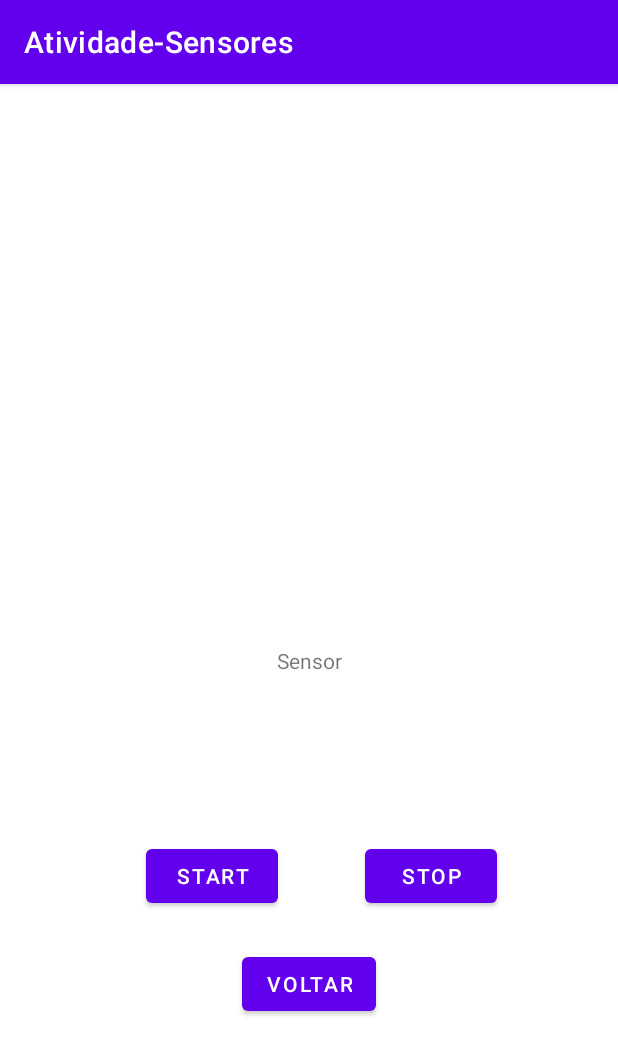
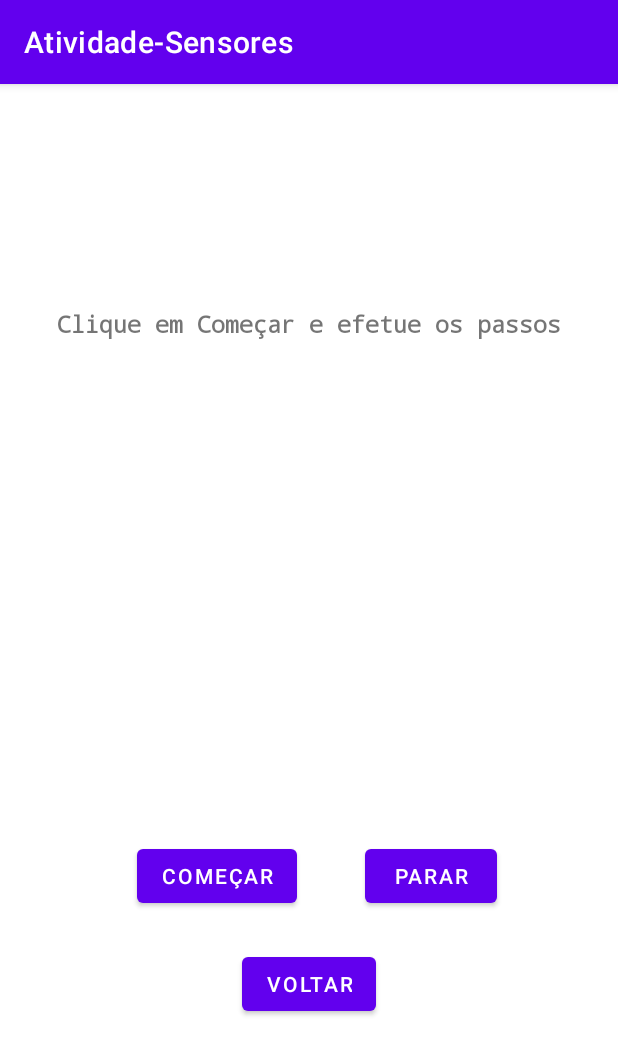
Before and after one commit to weslleyjj/Android-sensors, an Android app: the screen it shows after launch (MainActivity), after a tap on "ACELERÔMETRO", on a phone screen of 412 x 824 dp. Shown: the top 1055 px of the screen. Run offline under Robolectric (Android 15) with nearby library versions, the phone set to English and light mode, and no system bars; our stand-ins replace data binding; 2 statements that could not run were skipped.

Commit message:
Trabalho Finalizado
Adicionado melhor fluxo de teste dos sensores

```diff
--- a/app/src/main/java/com/pdm/atividade_sensores/fragments/SensorFragment.kt
+++ b/app/src/main/java/com/pdm/atividade_sensores/fragments/SensorFragment.kt
@@ -1,5 +1,6 @@
 package com.pdm.atividade_sensores.fragments
 
+import android.annotation.SuppressLint
 import android.hardware.Sensor
 import android.hardware.SensorEvent
 import android.hardware.SensorEventListener
@@ -8,6 +9,7 @@ import android.os.Bundle
 import android.view.LayoutInflater
 import android.view.View
 import android.view.ViewGroup
+import androidx.core.view.isVisible
 import androidx.databinding.DataBindingUtil
 import androidx.fragment.app.Fragment
 import androidx.navigation.Navigation
@@ -22,6 +24,7 @@ class SensorFragment : Fragment(), SensorEventListener {
     private var resume = false;
     lateinit var args : SensorFragmentArgs
 
+    @SuppressLint("SetTextI18n")
     override fun onCreateView(
             inflater: LayoutInflater, container: ViewGroup?,
             savedInstanceState: Bundle?
@@ -33,11 +36,15 @@ class SensorFragment : Fragment(), SensorEventListener {
 
         mAccelerometer = (activity as MainActivity).mSensorManager.getDefaultSensor(args.tipoSensor)
 
+        resetSensores()
+
         binding.start.setOnClickListener {
+            resetSensores()
             resumeReading(it)
         }
 
         binding.stop.setOnClickListener {
+            resetSensores()
             pauseReading(it)
         }
 
@@ -49,10 +56,79 @@ class SensorFragment : Fragment(), SensorEventListener {
         return binding.root
     }
 
+    fun resetSensores(){
+        when(args.tipoSensor){
+            //Acelerometro
+            1 -> {
+                binding.value0.text = "Mova para esquerda ou direita"
+                binding.value1.text = "Mova para cima ou para baixo"
+                binding.value3.text = "Mova pra frente e pra trás"
+                binding.value0.isVisible = true
+                binding.value1.isVisible = true
+                binding.value3.isVisible = true
+            }
+            //Proximidade
+            8 -> {
+                binding.value0.text = "Aproxime ou afaste o dispositivo"
+                binding.value0.isVisible = true
+            }
+            //Giroscópio
+            4 -> {
+                binding.value0.text = "Gire para frente ou para trás"
+                binding.value1.text = "Gire para esquerda ou direita"
+                binding.value3.text = "Gire no sentido horário"
+                binding.value0.isVisible = true
+                binding.value1.isVisible = true
+                binding.value3.isVisible = true
+            }
+            //Luminosidade
+            5 -> {
+                binding.value0.text = "Altere a luminosidade do local"
+                binding.value0.isVisible = true
+            }
+        }
+
+        binding.value0.setCompoundDrawablesWithIntrinsicBounds(0, 0, 0, 0)
+        binding.value1.setCompoundDrawablesWithIntrinsicBounds(0, 0, 0, 0)
+        binding.value3.setCompoundDrawablesWithIntrinsicBounds(0, 0, 0, 0)
+    }
+
     override fun onSensorChanged(event: SensorEvent?) {
         if (event != null && resume) {
-            if (event.sensor.type == args.tipoSensor) {
-                binding.textSensor.text = event.values[0].toString()
+            when (event.sensor.type) {
+                1 -> {
+                    if(event.values[0] > 1f || event.values[0] < -1f){
+                        binding.value0.setCompoundDrawablesWithIntrinsicBounds(R.drawable.ic_check, 0,0,0)
+                    }
+                    if((event.values[1] > 1f || event.values[1] < -1f) && event.values[1] != 9.809989f){
+                        binding.value1.setCompoundDrawablesWithIntrinsicBounds(R.drawable.ic_check, 0,0,0)
+                    }
+                    if(event.values[2] > 1f || event.values[2] < -1f){
+                        binding.value3.setCompoundDrawablesWithIntrinsicBounds(R.drawable.ic_check, 0,0,0)
+                    }
+                }
+                8 -> {
+                    if(event.values[0] > 1f || event.values[0] < -1f){
+                        binding.value0.setCompoundDrawablesWithIntrinsicBounds(R.drawable.ic_check, 0,0,0)
+                    }
+                }
+                4 -> {
+                    if(event.values[1] > 1f || event.values[1] < -1f){
+                        binding.value1.setCompoundDrawablesWithIntrinsicBounds(R.drawable.ic_check, 0,0,0)
+                    }
+                    if(event.values[2] > 1f || event.values[2] < -1f){
+                        binding.value3.setCompoundDrawablesWithIntrinsicBounds(R.drawable.ic_check, 0,0,0)
+                    }
+                    if(event.values[0] > 1f || event.values[0] < -1f){
+                        binding.value0.setCompoundDrawablesWithIntrinsicBounds(R.drawable.ic_check, 0,0,0)
+                    }
+                }
+                5 -> {
+                    if(event.values[0] > 1f || event.values[0] < -1f){
+                        binding.value0.setCompoundDrawablesWithIntrinsicBounds(R.drawable.ic_check, 0,0,0)
+                    }
+                }
+
             }
         }
     }
--- /dev/null
+++ b/app/src/main/res/drawable/ic_check.xml
@@ -0,0 +1,5 @@
+<vector android:height="24dp" android:tint="#15A700"
+    android:viewportHeight="24" android:viewportWidth="24"
+    android:width="24dp" xmlns:android="http://schemas.android.com/apk/res/android">
+    <path android:fillColor="@android:color/white" android:pathData="M12,2C6.48,2 2,6.48 2,12s4.48,10 10,10 10,-4.48 10,-10S17.52,2 12,2zM10,17l-5,-5 1.41,-1.41L10,14.17l7.59,-7.59L19,8l-9,9z"/>
+</vector>
--- a/app/src/main/res/layout/sensor_fragment.xml
+++ b/app/src/main/res/layout/sensor_fragment.xml
@@ -11,20 +11,69 @@
             android:layout_height="match_parent">
 
             <TextView
-                android:id="@+id/textSensor"
                 android:layout_width="wrap_content"
                 android:layout_height="wrap_content"
-                android:text="Sensor"
+                android:text="Clique em Começar e efetue os passos"
+                android:fontFamily="monospace"
+                android:textStyle="bold"
+                android:textSize="15dp"
                 app:layout_constraintBottom_toBottomOf="parent"
                 app:layout_constraintLeft_toLeftOf="parent"
                 app:layout_constraintRight_toRightOf="parent"
-                app:layout_constraintTop_toTopOf="parent" />
+                app:layout_constraintTop_toTopOf="parent"
+                app:layout_constraintVertical_bias="0.2"/>
+
+            <TextView
+                android:id="@+id/value0"
+                android:visibility="invisible"
+                android:layout_width="wrap_content"
+                android:layout_height="wrap_content"
+                android:text="Valor 1"
+                android:padding="4dp"
+                android:fontFamily="monospace"
+                android:textStyle="bold"
+                android:textSize="15dp"
+                app:layout_constraintBottom_toBottomOf="parent"
+                app:layout_constraintLeft_toLeftOf="parent"
+                app:layout_constraintRight_toRightOf="parent"
+                app:layout_constraintTop_toTopOf="parent"
+                app:layout_constraintVertical_bias="0.35"/>
+            <TextView
+                android:id="@+id/value1"
+                android:visibility="invisible"
+                android:layout_width="wrap_content"
+                android:layout_height="wrap_content"
+                android:text="Valor 2"
+                android:fontFamily="monospace"
+                android:textStyle="bold"
+                android:textSize="15dp"
+                android:padding="4dp"
+                app:layout_constraintBottom_toBottomOf="parent"
+                app:layout_constraintLeft_toLeftOf="parent"
+                app:layout_constraintRight_toRightOf="parent"
+                app:layout_constraintTop_toTopOf="parent"
+                app:layout_constraintVertical_bias="0.45"/>
+            <TextView
+                android:id="@+id/value3"
+                android:visibility="invisible"
+                android:layout_width="wrap_content"
+                android:layout_height="wrap_content"
+                android:text="Valor 3"
+                android:fontFamily="monospace"
+                android:textStyle="bold"
+                android:textSize="15dp"
+                android:padding="4dp"
+                app:layout_constraintBottom_toBottomOf="parent"
+                app:layout_constraintLeft_toLeftOf="parent"
+                app:layout_constraintRight_toRightOf="parent"
+                app:layout_constraintTop_toTopOf="parent"
+                app:layout_constraintVertical_bias="0.55"/>
 
             <Button
                 android:id="@+id/stop"
                 android:layout_width="wrap_content"
                 android:layout_height="wrap_content"
-                android:text="Stop"
+                android:text="Parar"
                 app:layout_constraintBottom_toBottomOf="parent"
                 app:layout_constraintEnd_toEndOf="parent"
                 app:layout_constraintHorizontal_bias="0.75"
@@ -36,7 +85,7 @@
                 android:id="@+id/start"
                 android:layout_width="wrap_content"
                 android:layout_height="wrap_content"
-                android:text="Start"
+                android:text="Começar"
                 app:layout_constraintBottom_toBottomOf="parent"
                 app:layout_constraintEnd_toEndOf="parent"
                 app:layout_constraintHorizontal_bias="0.3"
```
